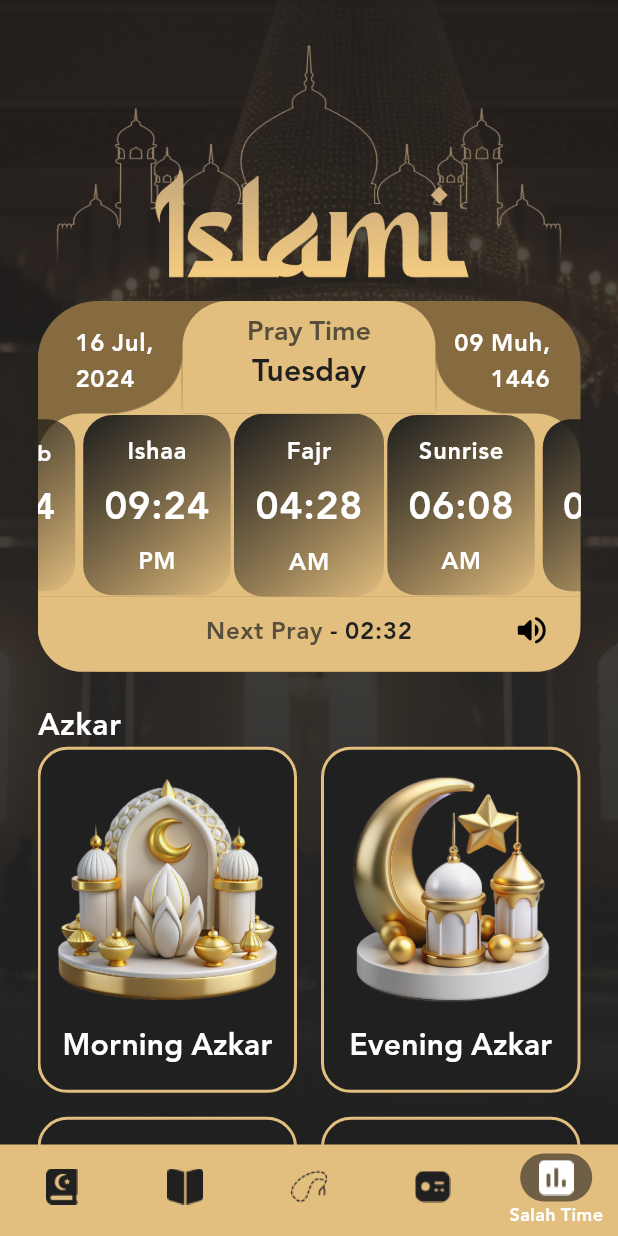
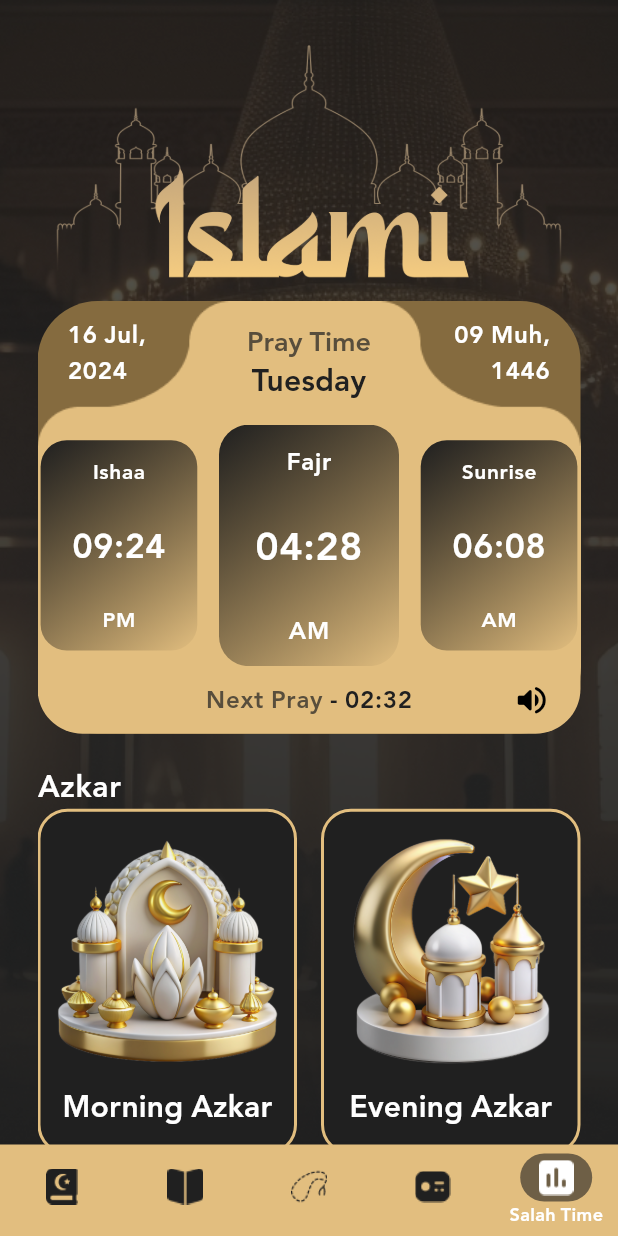
Before and after one commit to Momen0Waleed/Islami_App, a Flutter app: the HomeScreen screen opened by its route, item 5 of the bottom bar chosen, on a phone screen of 412 x 824 dp. Run offline on Flutter 3.47's test engine with Material 3 defaults, Android fonts, the phone set to English and light mode, and no system bars; drawn by our look-alikes of carousel_slider; our stand-ins replace shared_preferences; accounts and stored records are empty.

Commit message:
Solving some Issues on OverFlow Errors

```diff
--- a/lib/core/constants/islami_images.dart
+++ b/lib/core/constants/islami_images.dart
@@ -5,6 +5,9 @@ abstract class IslamiImages{
   static const String hadithPageIcon = "assets/icons/hadith pge icon.png";
   static const String sebhaPageIcon = "assets/icons/sebha page icon.png";
   static const String salaTimePageIcon = "assets/icons/sala time page icon.png";
+  static const String selectedDataBackground =
+      "assets/images/selectedDataBackground.png";
+
   static const String radioPageIcon = "assets/icons/radio page icon.png";
   static const String backgroundQuranListPage = "assets/images/Background quran list.png";
   static const String backgroundHadithPage = "assets/images/Background hadith.png";
--- a/lib/modules/sala_time/widgets/sala_body_widget.dart
+++ b/lib/modules/sala_time/widgets/sala_body_widget.dart
@@ -32,8 +32,8 @@ class _SalaBodyWidgetState extends State<SalaBodyWidget> {
           SalaCardWidget(salaName: "Ishaa", salaTime: "09:24", pm_am: "PM"),
         ],
         options: CarouselOptions(
-          height: 130,
-          viewportFraction: 0.28,
+          height: MediaQuery.of(context).size.height * 0.2,
+          viewportFraction: 0.35,
           initialPage: 0,
           enableInfiniteScroll: true,
           reverse: false,
@@ -41,7 +41,7 @@ class _SalaBodyWidgetState extends State<SalaBodyWidget> {
           autoPlayAnimationDuration: Duration(milliseconds: 800),
           autoPlayCurve: Curves.fastOutSlowIn,
           enlargeCenterPage: true,
-          enlargeFactor: 0.1,
+          enlargeFactor: 0.3,
           scrollDirection: Axis.horizontal,
         ),
       ),
--- a/lib/modules/sala_time/widgets/sala_box_widget.dart
+++ b/lib/modules/sala_time/widgets/sala_box_widget.dart
@@ -1,5 +1,6 @@
 import 'package:flutter/material.dart';
 import 'package:islami_app/core/constants/islami_colors.dart';
+import 'package:islami_app/core/constants/islami_images.dart';
 import 'package:islami_app/modules/sala_time/widgets/sala_body_widget.dart';
 import 'package:islami_app/modules/sala_time/widgets/sala_footer_widget.dart';
 import 'package:islami_app/modules/sala_time/widgets/sala_header_widget.dart';
@@ -14,18 +15,50 @@ class SalaBoxWidget extends StatefulWidget {
 class _SalaBoxWidgetState extends State<SalaBoxWidget> {
   @override
   Widget build(BuildContext context) {
+    var theme = Theme.of(context);
     return Container(
-      height: MediaQuery.of(context).size.height * 0.3,
+      height: MediaQuery.of(context).size.height * 0.35,
       width: double.infinity,
       decoration: BoxDecoration(
         color: IslamiColors.darkGold,
         borderRadius: BorderRadius.circular(40),
       ),
-      child: Column(
+      child: Stack(
         children: [
-          SalaHeaderWidget(),
-          Expanded(child: SalaBodyWidget()),
-          SalaFooterWidget(),
+          Image.asset(IslamiImages.selectedDataBackground),
+          Padding(
+            padding: const EdgeInsets.only(top: 15.0),
+            child: Align(
+              alignment: Alignment.topCenter,
+              child: Column(
+                children: [
+                  Text(
+                    "Pray Time",
+                    style: theme.textTheme.titleLarge!.copyWith(
+                      color: Color(0xFF584E3C),
+                      fontSize: 18,
+                      letterSpacing: 0,
+                    ),
+                    textAlign: TextAlign.center,
+                  ),
+                  Text(
+                    "Tuesday",
+                    style: theme.textTheme.titleMedium!.copyWith(
+                      color: IslamiColors.black,
+                    ),
+                    textAlign: TextAlign.center,
+                  ),
+                ],
+              ),
+            ),
+          ),
+          Column(
+            children: [
+              SalaHeaderWidget(),
+              Expanded(child: SalaBodyWidget()),
+              SalaFooterWidget(),
+            ],
+          ),
         ],
       ),
     );
--- a/lib/modules/sala_time/widgets/sala_card_widget.dart
+++ b/lib/modules/sala_time/widgets/sala_card_widget.dart
@@ -19,8 +19,8 @@ class SalaCardWidget extends StatelessWidget {
     return Container(
       padding: EdgeInsets.symmetric(vertical: 12, horizontal: 10),
       // margin: EdgeInsets.symmetric(horizontal: 5),
-      width: 100,
-      height: 130,
+      width: 120,
+      height: MediaQuery.of(context).size.height * 0.3,
       decoration: BoxDecoration(
         gradient: const LinearGradient(
           begin: Alignment.topLeft,
--- a/lib/modules/sala_time/widgets/sala_footer_widget.dart
+++ b/lib/modules/sala_time/widgets/sala_footer_widget.dart
@@ -15,8 +15,9 @@ class _SalaFooterWidgetState extends State<SalaFooterWidget> {
   Widget build(BuildContext context) {
     var theme = Theme.of(context);
     return Container(
+      alignment: Alignment.center,
       padding: EdgeInsets.symmetric(vertical: 10, horizontal: 20),
-      height: 50,
+      // height: 50,
       width: double.infinity,
       decoration: BoxDecoration(
         color: IslamiColors.gold,
--- a/lib/modules/sala_time/widgets/sala_header_widget.dart
+++ b/lib/modules/sala_time/widgets/sala_header_widget.dart
@@ -1,6 +1,4 @@
 import 'package:flutter/material.dart';
-import 'package:islami_app/core/constants/islami_colors.dart';
-import 'package:islami_app/core/constants/islami_images.dart';
 
 class SalaHeaderWidget extends StatelessWidget {
   const SalaHeaderWidget({super.key});
@@ -9,11 +7,11 @@ class SalaHeaderWidget extends StatelessWidget {
   Widget build(BuildContext context) {
     var theme = Theme.of(context);
     return SizedBox(
-      height: 75,
+      height: MediaQuery.of(context).size.height * 0.1,
       child: Stack(
         children: [
           Padding(
-            padding: const EdgeInsets.only(left: 25.0, right: 20, top: 15),
+            padding: const EdgeInsets.only(left: 20.0, right: 20, top: 10),
             child: Row(
               children: [
                 Text("16 Jul,\n2024", style: theme.textTheme.bodyLarge),
@@ -26,56 +24,56 @@ class SalaHeaderWidget extends StatelessWidget {
               ],
             ),
           ),
-          Row(
-            children: [
-              Expanded(flex: 2, child: Container(color: Colors.transparent)),
-              Expanded(
-                flex: 10,
-                child: Row(
-                  crossAxisAlignment: CrossAxisAlignment.end,
-                  children: [
-                    Image.asset(IslamiImages.leftCornerSalaHeader, width: 45),
-                    Expanded(
-                      child: Container(
-                        padding: EdgeInsets.symmetric(
-                          horizontal: 35,
-                          vertical: 8,
-                        ),
-                        height: double.infinity,
-                        decoration: BoxDecoration(
-                          color: IslamiColors.gold,
-                          borderRadius: BorderRadius.only(
-                            topRight: Radius.circular(30),
-                            topLeft: Radius.circular(30),
-                          ),
-                        ),
-                        child: Column(
-                          children: [
-                            Text(
-                              "Pray Time",
-                              style: theme.textTheme.titleLarge!.copyWith(
-                                color: Color(0xFF584E3C),
-                                fontSize: 18,
-                                letterSpacing: 0,
-                              ),
-                            ),
-                            Text(
-                              "Tuesday",
-                              style: theme.textTheme.titleMedium!.copyWith(
-                                color: IslamiColors.black,
-                              ),
-                            ),
-                          ],
-                        ),
-                      ),
-                    ),
-                    Image.asset(IslamiImages.rightCornerSalaHeader, width: 45),
-                  ],
-                ),
-              ),
-              Expanded(flex: 2, child: Container(color: Colors.transparent)),
-            ],
-          ),
+          // Row(
+          //   children: [
+          //     Expanded(flex: 2, child: Container(color: Colors.transparent)),
+          //     Expanded(
+          //       flex: 10,
+          //       child: Row(
+          //         crossAxisAlignment: CrossAxisAlignment.end,
+          //         children: [
+          //           Image.asset(IslamiImages.leftCornerSalaHeader, width: 45),
+          //           Expanded(
+          //             child: Container(
+          //               padding: EdgeInsets.symmetric(
+          //                 horizontal: 35,
+          //                 vertical: 8,
+          //               ),
+          //               height: double.infinity,
+          //               decoration: BoxDecoration(
+          //                 color: IslamiColors.gold,
+          //                 borderRadius: BorderRadius.only(
+          //                   topRight: Radius.circular(30),
+          //                   topLeft: Radius.circular(30),
+          //                 ),
+          //               ),
+          //               child: Column(
+          //                 children: [
+          //                   Text(
+          //                     "Pray Time",
+          //                     style: theme.textTheme.titleLarge!.copyWith(
+          //                       color: Color(0xFF584E3C),
+          //                       fontSize: 18,
+          //                       letterSpacing: 0,
+          //                     ),
+          //                   ),
+          //                   Text(
+          //                     "Tuesday",
+          //                     style: theme.textTheme.titleMedium!.copyWith(
+          //                       color: IslamiColors.black,
+          //                     ),
+          //                   ),
+          //                 ],
+          //               ),
+          //             ),
+          //           ),
+          //           Image.asset(IslamiImages.rightCornerSalaHeader, width: 45),
+          //         ],
+          //       ),
+          //     ),
+          //     Expanded(flex: 2, child: Container(color: Colors.transparent)),
+          //   ],
+          // ),
         ],
       ),
     );
--- a/lib/modules/tasbeh/tasbeh_view.dart
+++ b/lib/modules/tasbeh/tasbeh_view.dart
@@ -67,15 +67,20 @@ class _TasbehViewState extends State<TasbehView>
           fit: BoxFit.cover,
         ),
       ),
+      child: SingleChildScrollView(
         child: Column(
           mainAxisAlignment: MainAxisAlignment.start,
           children: [
             Image.asset(IslamiImages.quranPageLogo),
             Padding(
-            padding: const EdgeInsets.symmetric(vertical: 30.0),
+              padding: const EdgeInsets.symmetric(vertical: 20.0),
+              child: Align(
+                alignment: Alignment.center,
                 child: Text(
                   "سبّح اسمَ رَبِّكَ الأَعلَى",
                   style: TextStyle(fontSize: 36, color: IslamiColors.white),
+                  textAlign: TextAlign.center,
+                ),
               ),
             ),
             Stack(
@@ -85,7 +90,7 @@ class _TasbehViewState extends State<TasbehView>
                   children: [
                     finishedAzkar
                         ? Padding(
-                          padding: EdgeInsets.only(top: 30),
+                            padding: EdgeInsets.only(top: 25),
                             child: SizedBox(
                               width: MediaQuery.of(context).size.width * 0.6,
                               child: Align(
@@ -93,7 +98,7 @@ class _TasbehViewState extends State<TasbehView>
                                 child: Text(
                                   'لا إله إلا الله وحده لا شريك له، له الملك وله الحمد وهو على كل شيء قدير',
                                   style: TextStyle(
-                                  fontSize: 28,
+                                    fontSize: 24,
                                     color: IslamiColors.white,
                                   ),
                                   textAlign: TextAlign.center,
@@ -134,7 +139,7 @@ class _TasbehViewState extends State<TasbehView>
                     },
                     child: Image.asset(
                       IslamiImages.sebha,
-                    height: MediaQuery.of(context).size.height * 0.5,
+                      height: MediaQuery.of(context).size.height * 0.4,
                       // width: double.infinity,
                     ),
                   ),
@@ -166,6 +171,7 @@ class _TasbehViewState extends State<TasbehView>
               ),
           ],
         ),
+      ),
     );
   }
 }
```
Lines whose indentation alone changed are shown as unchanged.
